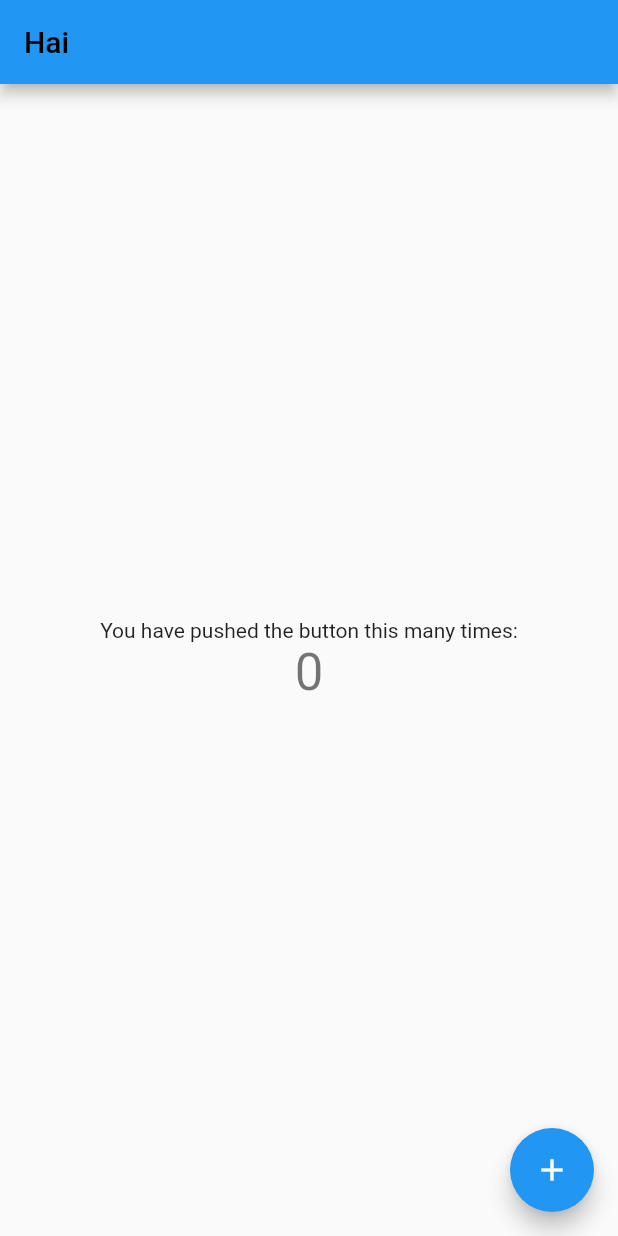
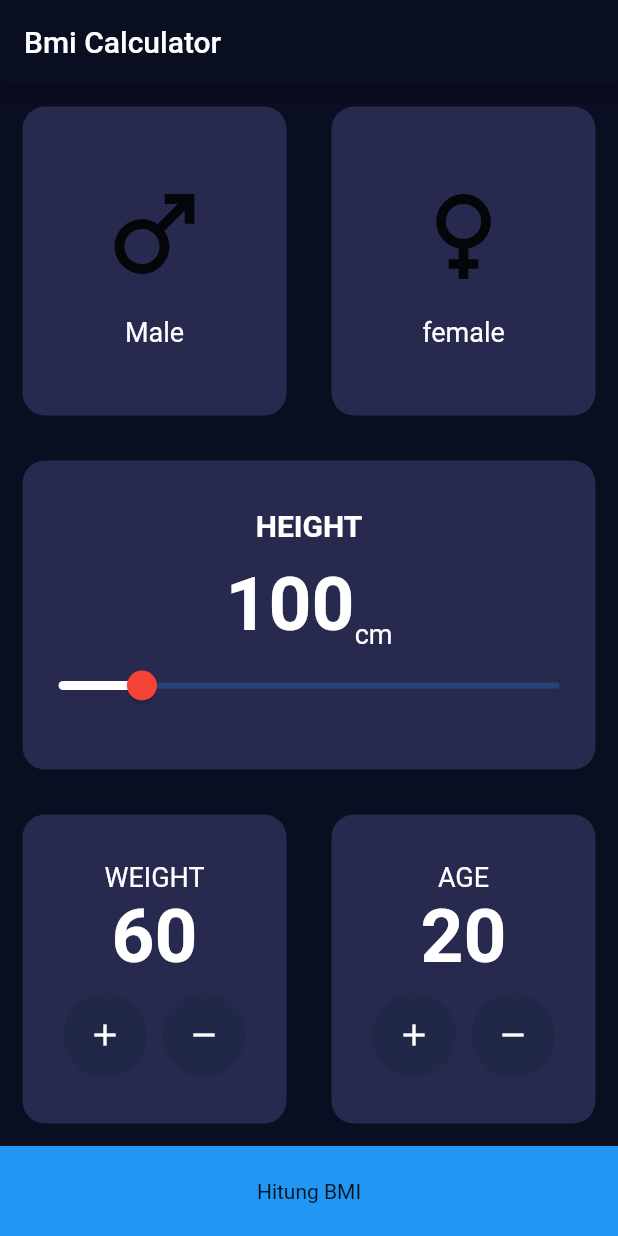
Before and after one commit to miftahif/bmi, a Flutter app: the screen it shows after launch, on a phone screen of 412 x 824 dp. Run offline on Flutter 3.47's test engine with Material 2 defaults, Android fonts, the phone set to English and light mode, and no system bars.

Commit message:
latihan 10

```diff
--- /dev/null
+++ b/lib/constants/constant.dart
@@ -0,0 +1,14 @@
+import 'dart:ui';
+
+import 'package:flutter/cupertino.dart';
+import 'package:flutter/material.dart';
+
+Color primaryColor = const Color(0xff0a0e21);
+TextStyle lableTextStyle =
+    TextStyle(fontSize: 18, color: Colors.white //Color(0xff8d8e98)
+        );
+TextStyle numberTextStyle = TextStyle(
+  fontSize: 50,
+  fontWeight: FontWeight.bold,
+  color: Colors.white,
+);
--- a/lib/main.dart
+++ b/lib/main.dart
@@ -1,3 +1,5 @@
+import 'package:bmi/constants/constant.dart';
+import 'package:bmi/views/bmi_data_screen.dart';
 import 'package:flutter/material.dart';
 
 void main() {
@@ -13,6 +15,11 @@ class MyApp extends StatelessWidget {
     return MaterialApp(
         title: 'Flutter Demo',
         theme: ThemeData(
+          primaryColor: primaryColor,
+          scaffoldBackgroundColor: primaryColor,
+          appBarTheme: AppBarTheme(
+              // #0A0E21
+              backgroundColor: primaryColor),
           // This is the theme of your application.
           //
           // Try running your application with "flutter run". You'll see the
@@ -24,95 +31,6 @@ class MyApp extends StatelessWidget {
           // is not restarted.
           primarySwatch: Colors.blue,
         ),
-      home: const MyHomePage(title: 'Flutter Demo Home Page'),
-    );
+        home: BmiDataScreen());
   }
 }
-
-class MyHomePage extends StatefulWidget {
-  const MyHomePage({Key? key, required this.title}) : super(key: key);
-
-  // This widget is the home page of your application. It is stateful, meaning
-  // that it has a State object (defined below) that contains fields that affect
-  // how it looks.
-
-  // This class is the configuration for the state. It holds the values (in this
-  // case the title) provided by the parent (in this case the App widget) and
-  // used by the build method of the State. Fields in a Widget subclass are
-  // always marked "final".
-
-  final String title;
-
-  @override
-  State<MyHomePage> createState() => _MyHomePageState();
-}
-
-class _MyHomePageState extends State<MyHomePage> {
-  int _counter = 0;
-
-  void _incrementCounter() {
-    setState(() {
-      // This call to setState tells the Flutter framework that something has
-      // changed in this State, which causes it to rerun the build method below
-      // so that the display can reflect the updated values. If we changed
-      // _counter without calling setState(), then the build method would not be
-      // called again, and so nothing would appear to happen.
-      _counter++;
-    });
-  }
-
-  @override
-  Widget build(BuildContext context) {
-    // This method is rerun every time setState is called, for instance as done
-    // by the _incrementCounter method above.
-    //
-    // The Flutter framework has been optimized to make rerunning build methods
-    // fast, so that you can just rebuild anything that needs updating rather
-    // than having to individually change instances of widgets.
-    return Scaffold(
-      appBar: AppBar(
-        // Here we take the value from the MyHomePage object that was created by
-        // the App.build method, and use it to set our appbar title.
-        title: const Text(
-          "Hai",
-          style: TextStyle(color: Colors.black),
-        ),
-      ),
-      body: Center(
-        // Center is a layout widget. It takes a single child and positions it
-        // in the middle of the parent.
-        child: Column(
-          // Column is also a layout widget. It takes a list of children and
-          // arranges them vertically. By default, it sizes itself to fit its
-          // children horizontally, and tries to be as tall as its parent.
-          //
-          // Invoke "debug painting" (press "p" in the console, choose the
-          // "Toggle Debug Paint" action from the Flutter Inspector in Android
-          // Studio, or the "Toggle Debug Paint" command in Visual Studio Code)
-          // to see the wireframe for each widget.
-          //
-          // Column has various properties to control how it sizes itself and
-          // how it positions its children. Here we use mainAxisAlignment to
-          // center the children vertically; the main axis here is the vertical
-          // axis because Columns are vertical (the cross axis would be
-          // horizontal).
-          mainAxisAlignment: MainAxisAlignment.center,
-          children: <Widget>[
-            const Text(
-              'You have pushed the button this many times:',
-            ),
-            Text(
-              '$_counter',
-              style: Theme.of(context).textTheme.headline4,
-            ),
-          ],
-        ),
-      ),
-      floatingActionButton: FloatingActionButton(
-        onPressed: _incrementCounter,
-        tooltip: 'Increment',
-        child: const Icon(Icons.add),
-      ), // This trailing comma makes auto-formatting nicer for build methods.
-    );
-  }
-}
--- /dev/null
+++ b/lib/views/bmi_data_screen.dart
@@ -0,0 +1,250 @@
+import 'package:bmi/constants/constant.dart';
+import 'package:bmi/views/bmi_result_screen.dart';
+import 'package:flutter/material.dart';
+import 'package:flutter/src/foundation/key.dart';
+import 'package:flutter/src/widgets/framework.dart';
+
+class BmiDataScreen extends StatefulWidget {
+  const BmiDataScreen({Key? key}) : super(key: key);
+
+  @override
+  State<BmiDataScreen> createState() => _BmiDataScreenState();
+}
+
+int height = 100;
+
+class _BmiDataScreenState extends State<BmiDataScreen> {
+  @override
+  Widget build(BuildContext context) {
+    return Scaffold(
+      backgroundColor: Color(0xff0a0e21),
+      appBar: AppBar(
+        title: Text("Bmi Calculator"),
+      ),
+      body: Column(children: [
+        Expanded(
+            child: Row(
+          children: const [
+            Expanded(
+                child: BmiCard(
+              child: GendericonText(
+                icon: Icons.male,
+                title: 'Male',
+              ),
+            )),
+            Expanded(
+              child: BmiCard(
+                child: GendericonText(
+                  icon: Icons.female,
+                  title: 'female',
+                ),
+              ),
+            ),
+          ],
+        )),
+        Expanded(
+            child: Container(
+          child: BmiCard(
+              child: Column(
+            mainAxisAlignment: MainAxisAlignment.center,
+            children: [
+              Text("HEIGHT",
+                  style: lableTextStyle.copyWith(
+                    fontSize: 20,
+                    fontWeight: FontWeight.bold,
+                  )),
+              SizedBox(height: 12),
+              Row(
+                mainAxisAlignment: MainAxisAlignment.center,
+                crossAxisAlignment: CrossAxisAlignment.end,
+                children: [
+                  Text(
+                    "$height",
+                    style: numberTextStyle,
+                  ),
+                  Text(
+                    "cm",
+                    style: lableTextStyle,
+                  ),
+                ],
+              ),
+              Slider(
+                value: height.toDouble(),
+                min: 80,
+                max: 200,
+                thumbColor: Colors.red,
+                activeColor: Colors.white,
+                onChanged: (value) {
+                  height = value.toInt();
+                  setState(() {});
+                },
+              )
+            ],
+          )),
+        )),
+        Expanded(
+          child: Container(
+            child: Row(
+              children: [
+                Expanded(
+                    child: BmiCard(
+                  child: Column(
+                    mainAxisAlignment: MainAxisAlignment.center,
+                    children: [
+                      Text(
+                        "WEIGHT",
+                        style: lableTextStyle,
+                      ),
+                      Text(
+                        "60",
+                        style: numberTextStyle,
+                      ),
+                      SizedBox(height: 8),
+                      Row(
+                        mainAxisAlignment: MainAxisAlignment.center,
+                        children: [
+                          RawMaterialButton(
+                            onPressed: () {},
+                            elevation: 0,
+                            child: Icon(Icons.add, color: Colors.white),
+                            shape: CircleBorder(),
+                            fillColor: Color(0xff212747),
+                            constraints: BoxConstraints.tightFor(
+                              width: 56,
+                              height: 56,
+                            ),
+                          ),
+                          SizedBox(width: 10),
+                          RawMaterialButton(
+                            onPressed: () {},
+                            elevation: 0,
+                            child: Icon(Icons.remove, color: Colors.white),
+                            shape: CircleBorder(),
+                            fillColor: Color(0xff212747),
+                            constraints: BoxConstraints.tightFor(
+                              width: 56,
+                              height: 56,
+                            ),
+                          ),
+                        ],
+                      )
+                    ],
+                  ),
+                )),
+                Expanded(
+                    child: BmiCard(
+                  child: Column(
+                    mainAxisAlignment: MainAxisAlignment.center,
+                    children: [
+                      Text(
+                        "AGE",
+                        style: lableTextStyle,
+                      ),
+                      Text(
+                        "20",
+                        style: numberTextStyle,
+                      ),
+                      SizedBox(height: 8),
+                      Row(
+                        mainAxisAlignment: MainAxisAlignment.center,
+                        children: [
+                          RawMaterialButton(
+                            onPressed: () {},
+                            elevation: 0,
+                            child: Icon(Icons.add, color: Colors.white),
+                            shape: CircleBorder(),
+                            fillColor: Color(0xff212747),
+                            constraints: BoxConstraints.tightFor(
+                              width: 56,
+                              height: 56,
+                            ),
+                          ),
+                          SizedBox(width: 10),
+                          RawMaterialButton(
+                            onPressed: () {},
+                            elevation: 0,
+                            child: Icon(Icons.remove, color: Colors.white),
+                            shape: CircleBorder(),
+                            fillColor: Color(0xff212747),
+                            constraints: BoxConstraints.tightFor(
+                              width: 56,
+                              height: 56,
+                            ),
+                          ),
+                        ],
+                      )
+                    ],
+                  ),
+                )),
+              ],
+            ),
+          ),
+        ),
+        GestureDetector(
+          onTap: () {
+            Navigator.of(context).push(
+              MaterialPageRoute(builder: ((context) {
+                return BmiResultScreen();
+              })),
+            );
+          },
+          child: Container(
+            height: 60,
+            color: Colors.blue,
+            child: Center(child: Text("Hitung BMI")),
+          ),
+        )
+      ]),
+    );
+  }
+}
+
+class BmiCard extends StatelessWidget {
+  const BmiCard({
+    Key? key,
+    this.child,
+  }) : super(key: key);
+
+  final Widget? child;
+
+  @override
+  Widget build(BuildContext context) {
+    return Container(
+        decoration: BoxDecoration(
+          color: Color(0xff272a4e),
+          borderRadius: BorderRadius.circular(15),
+        ),
+        // ignore: prefer_const_constructors
+        margin: EdgeInsets.all(15),
+        child: child);
+  }
+}
+
+class GendericonText extends StatelessWidget {
+  const GendericonText({
+    Key? key,
+    required this.title,
+    required this.icon,
+  }) : super(key: key);
+
+  final String title;
+  final IconData icon;
+
+  @override
+  Widget build(BuildContext context) {
+    return Column(
+      mainAxisAlignment: MainAxisAlignment.center,
+      children: [
+        Icon(
+          icon,
+          size: 80,
+        ),
+        const SizedBox(height: 15),
+        Text(
+          title,
+          style: lableTextStyle,
+        ),
+      ],
+    );
+  }
+}
--- /dev/null
+++ b/lib/views/bmi_result_screen.dart
@@ -0,0 +1,17 @@
+import 'package:flutter/material.dart';
+import 'package:flutter/src/foundation/key.dart';
+import 'package:flutter/src/widgets/framework.dart';
+import 'package:flutter/widgets.dart';
+
+class BmiResultScreen extends StatelessWidget {
+  const BmiResultScreen({Key? key}) : super(key: key);
+
+  @override
+  Widget build(BuildContext context) {
+    return Scaffold(
+      appBar: AppBar(
+        title: Text("Hasil Hitung BMI"),
+      ),
+    );
+  }
+}
```
Lines whose indentation alone changed are shown as unchanged.
